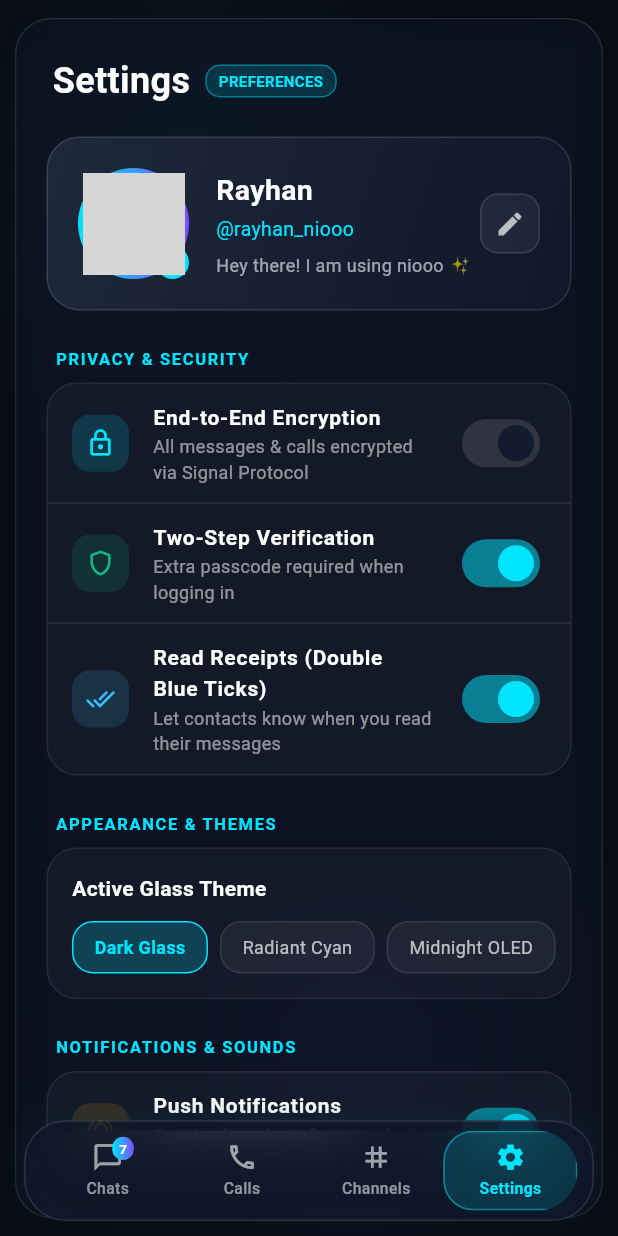
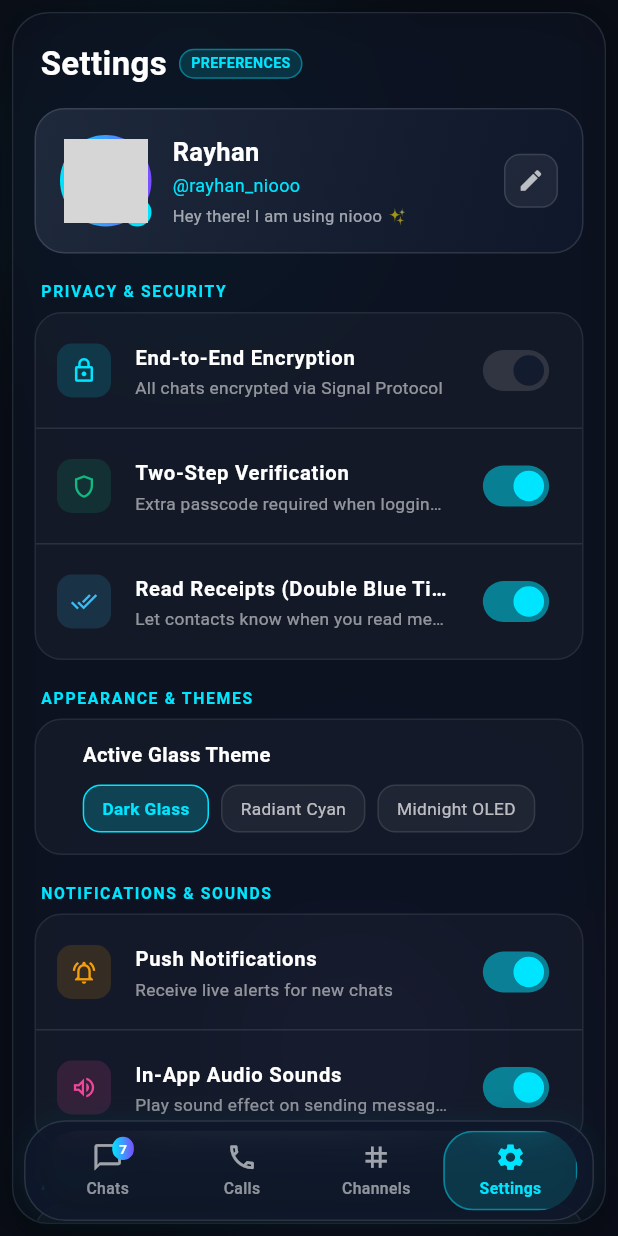
Before and after one commit to niooon-com/flutter-web-live, a Flutter app: the screen it shows after launch, item 4 of the bottom bar chosen, on a phone screen of 412 x 824 dp. Run offline on Flutter 3.47's test engine with Material 3 defaults, Android fonts, the phone set to English and light mode, and no system bars; network calls fail; grey boxes are pictures that could not be loaded.

Commit message:
feat: sync lib/pages/settings_page.dart

```diff
--- a/lib/pages/settings_page.dart
+++ b/lib/pages/settings_page.dart
@@ -18,26 +18,26 @@ class _SettingsPageState extends State<SettingsPage> {
   @override
   Widget build(BuildContext context) {
     return GlassContainer(
-      margin: const EdgeInsets.symmetric(vertical: 12, horizontal: 10),
+      margin: const EdgeInsets.symmetric(vertical: 8, horizontal: 8),
       child: Column(
         crossAxisAlignment: CrossAxisAlignment.start,
         children: [
           // Header
           Padding(
-            padding: const EdgeInsets.fromLTRB(24, 24, 24, 16),
+            padding: const EdgeInsets.fromLTRB(18, 18, 18, 12),
             child: Row(
               children: [
                 const Text(
                   "Settings",
                   style: TextStyle(
-                    fontSize: 24,
+                    fontSize: 22,
                     fontWeight: FontWeight.bold,
                     color: Colors.white,
                   ),
                 ),
-                const SizedBox(width: 10),
+                const SizedBox(width: 8),
                 Container(
-                  padding: const EdgeInsets.symmetric(horizontal: 8, vertical: 3),
+                  padding: const EdgeInsets.symmetric(horizontal: 7, vertical: 2),
                   decoration: BoxDecoration(
                     color: const Color(0xFF00E5FF).withValues(alpha: 0.15),
                     borderRadius: BorderRadius.circular(10),
@@ -47,7 +47,7 @@ class _SettingsPageState extends State<SettingsPage> {
                     "PREFERENCES",
                     style: TextStyle(
                       color: Color(0xFF00E5FF),
-                      fontSize: 10,
+                      fontSize: 9.5,
                       fontWeight: FontWeight.bold,
                     ),
                   ),
@@ -59,18 +59,18 @@ class _SettingsPageState extends State<SettingsPage> {
           // Scrollable Settings Sections
           Expanded(
             child: ListView(
-              padding: const EdgeInsets.symmetric(horizontal: 20, vertical: 4),
+              padding: const EdgeInsets.fromLTRB(14, 2, 14, 85),
               children: [
                 // Profile Card
                 Container(
-                  padding: const EdgeInsets.all(20),
+                  padding: const EdgeInsets.all(16),
                   decoration: BoxDecoration(
                     gradient: const LinearGradient(
                       colors: [Color(0xFF1E293B), Color(0xFF0F172A)],
                       begin: Alignment.topLeft,
                       end: Alignment.bottomRight,
                     ),
-                    borderRadius: BorderRadius.circular(22),
+                    borderRadius: BorderRadius.circular(20),
                     border: Border.all(color: Colors.white.withValues(alpha: 0.12)),
                   ),
                   child: Row(
@@ -78,15 +78,15 @@ class _SettingsPageState extends State<SettingsPage> {
                       Stack(
                         children: [
                           Container(
-                            padding: const EdgeInsets.all(3),
-                            decoration: BoxDecoration(
+                            padding: const EdgeInsets.all(2.5),
+                            decoration: const BoxDecoration(
                               shape: BoxShape.circle,
-                              gradient: const LinearGradient(
+                              gradient: LinearGradient(
                                 colors: [Color(0xFF00E5FF), Color(0xFF7C4DFF)],
                               ),
                             ),
                             child: const CircleAvatar(
-                              radius: 34,
+                              radius: 28,
                               backgroundImage: NetworkImage(
                                 "https://images.unsplash.com/photo-1535713875002-d1d0cf377fde?w=150",
                               ),
@@ -96,38 +96,44 @@ class _SettingsPageState extends State<SettingsPage> {
                             right: 0,
                             bottom: 0,
                             child: Container(
-                              padding: const EdgeInsets.all(4),
+                              padding: const EdgeInsets.all(3.5),
                               decoration: const BoxDecoration(
                                 color: Color(0xFF00E5FF),
                                 shape: BoxShape.circle,
                               ),
-                              child: const Icon(Icons.camera_alt, color: Colors.black, size: 14),
+                              child: const Icon(Icons.camera_alt, color: Colors.black, size: 12),
                             ),
                           ),
                         ],
                       ),
-                      const SizedBox(width: 18),
+                      const SizedBox(width: 14),
                       Expanded(
                         child: Column(
                           crossAxisAlignment: CrossAxisAlignment.start,
                           children: const [
                             Text(
                               "Rayhan",
+                              maxLines: 1,
+                              overflow: TextOverflow.ellipsis,
                               style: TextStyle(
                                 color: Colors.white,
-                                fontSize: 19,
+                                fontSize: 17,
                                 fontWeight: FontWeight.bold,
                               ),
                             ),
-                            SizedBox(height: 3),
+                            SizedBox(height: 2),
                             Text(
                               "@rayhan_niooo",
-                              style: TextStyle(color: Color(0xFF00E5FF), fontSize: 13),
+                              maxLines: 1,
+                              overflow: TextOverflow.ellipsis,
+                              style: TextStyle(color: Color(0xFF00E5FF), fontSize: 12),
                             ),
-                            SizedBox(height: 6),
+                            SizedBox(height: 4),
                             Text(
                               "Hey there! I am using niooo ✨",
-                              style: TextStyle(color: Colors.white60, fontSize: 12),
+                              maxLines: 1,
+                              overflow: TextOverflow.ellipsis,
+                              style: TextStyle(color: Colors.white60, fontSize: 11),
                             ),
                           ],
                         ),
@@ -135,13 +141,14 @@ class _SettingsPageState extends State<SettingsPage> {
                       GlassIconButton(
                         icon: Icons.edit,
                         tooltip: "Edit Profile",
+                        size: 36,
                         onTap: () {},
                       ),
                     ],
                   ),
                 ),
 
-                const SizedBox(height: 24),
+                const SizedBox(height: 18),
 
                 // Section: Privacy & Security
                 _sectionTitle("PRIVACY & SECURITY"),
@@ -150,9 +157,9 @@ class _SettingsPageState extends State<SettingsPage> {
                     icon: Icons.lock_outline,
                     iconColor: const Color(0xFF00E5FF),
                     title: "End-to-End Encryption",
-                    subtitle: "All messages & calls encrypted via Signal Protocol",
+                    subtitle: "All chats encrypted via Signal Protocol",
                     value: true,
-                    onChanged: null, // Always locked on
+                    onChanged: null,
                   ),
                   const Divider(height: 1, color: Colors.white10),
                   _switchTile(
@@ -168,28 +175,30 @@ class _SettingsPageState extends State<SettingsPage> {
                     icon: Icons.done_all,
                     iconColor: const Color(0xFF38BDF8),
                     title: "Read Receipts (Double Blue Ticks)",
-                    subtitle: "Let contacts know when you read their messages",
+                    subtitle: "Let contacts know when you read messages",
                     value: _readReceipts,
                     onChanged: (val) => setState(() => _readReceipts = val),
                   ),
                 ]),
 
-                const SizedBox(height: 24),
+                const SizedBox(height: 18),
 
                 // Section: Appearance & Glass Themes
                 _sectionTitle("APPEARANCE & THEMES"),
                 _settingsCard([
                   Padding(
-                    padding: const EdgeInsets.all(16),
+                    padding: const EdgeInsets.all(14),
                     child: Column(
                       crossAxisAlignment: CrossAxisAlignment.start,
                       children: [
                         const Text(
                           "Active Glass Theme",
-                          style: TextStyle(color: Colors.white, fontWeight: FontWeight.w600, fontSize: 14),
+                          style: TextStyle(color: Colors.white, fontWeight: FontWeight.w600, fontSize: 13.5),
                         ),
-                        const SizedBox(height: 12),
-                        Row(
+                        const SizedBox(height: 10),
+                        SingleChildScrollView(
+                          scrollDirection: Axis.horizontal,
+                          child: Row(
                             children: [
                               _themeChip("Dark Glass"),
                               const SizedBox(width: 8),
@@ -198,12 +207,13 @@ class _SettingsPageState extends State<SettingsPage> {
                               _themeChip("Midnight OLED"),
                             ],
                           ),
+                        ),
                       ],
                     ),
                   ),
                 ]),
 
-                const SizedBox(height: 24),
+                const SizedBox(height: 18),
 
                 // Section: Notifications & Sounds
                 _sectionTitle("NOTIFICATIONS & SOUNDS"),
@@ -212,7 +222,7 @@ class _SettingsPageState extends State<SettingsPage> {
                     icon: Icons.notifications_active_outlined,
                     iconColor: const Color(0xFFF59E0B),
                     title: "Push Notifications",
-                    subtitle: "Receive live alerts for new chats and calls",
+                    subtitle: "Receive live alerts for new chats",
                     value: _notifications,
                     onChanged: (val) => setState(() => _notifications = val),
                   ),
@@ -221,59 +231,63 @@ class _SettingsPageState extends State<SettingsPage> {
                     icon: Icons.volume_up_outlined,
                     iconColor: const Color(0xFFEC4899),
                     title: "In-App Audio Sounds",
-                    subtitle: "Play sound effect on sending and receiving messages",
+                    subtitle: "Play sound effect on sending messages",
                     value: _soundEnabled,
                     onChanged: (val) => setState(() => _soundEnabled = val),
                   ),
                 ]),
 
-                const SizedBox(height: 24),
+                const SizedBox(height: 18),
 
                 // Section: About niooo
                 _sectionTitle("ABOUT"),
                 Container(
-                  padding: const EdgeInsets.all(18),
+                  padding: const EdgeInsets.all(14),
                   decoration: BoxDecoration(
                     color: Colors.white.withValues(alpha: 0.03),
-                    borderRadius: BorderRadius.circular(20),
+                    borderRadius: BorderRadius.circular(18),
                     border: Border.all(color: Colors.white.withValues(alpha: 0.08)),
                   ),
                   child: Row(
                     children: [
                       Container(
-                        width: 44,
-                        height: 44,
+                        width: 40,
+                        height: 40,
                         decoration: BoxDecoration(
                           gradient: const LinearGradient(
                             colors: [Color(0xFF00E5FF), Color(0xFF7C4DFF)],
                           ),
-                          borderRadius: BorderRadius.circular(14),
+                          borderRadius: BorderRadius.circular(12),
                         ),
                         child: const Center(
                           child: Text(
                             "n",
                             style: TextStyle(
                               color: Colors.white,
-                              fontSize: 24,
+                              fontSize: 22,
                               fontWeight: FontWeight.w900,
                               fontFamily: "monospace",
                             ),
                           ),
                         ),
                       ),
-                      const SizedBox(width: 14),
+                      const SizedBox(width: 12),
                       Expanded(
                         child: Column(
                           crossAxisAlignment: CrossAxisAlignment.start,
                           children: const [
                             Text(
                               "niooo for Web & Mobile",
-                              style: TextStyle(color: Colors.white, fontWeight: FontWeight.bold, fontSize: 14),
+                              maxLines: 1,
+                              overflow: TextOverflow.ellipsis,
+                              style: TextStyle(color: Colors.white, fontWeight: FontWeight.bold, fontSize: 13.5),
                             ),
                             SizedBox(height: 2),
                             Text(
-                              "Version 2.0.0 (Build 37018) • Flutter Web WASM",
-                              style: TextStyle(color: Colors.white54, fontSize: 12),
+                              "Version 2.0.0 • Flutter Web WASM",
+                              maxLines: 1,
+                              overflow: TextOverflow.ellipsis,
+                              style: TextStyle(color: Colors.white54, fontSize: 11.5),
                             ),
                           ],
                         ),
@@ -282,7 +296,7 @@ class _SettingsPageState extends State<SettingsPage> {
                   ),
                 ),
 
-                const SizedBox(height: 32),
+                const SizedBox(height: 24),
               ],
             ),
           ),
@@ -293,12 +307,12 @@ class _SettingsPageState extends State<SettingsPage> {
 
   Widget _sectionTitle(String title) {
     return Padding(
-      padding: const EdgeInsets.only(left: 6, bottom: 8),
+      padding: const EdgeInsets.only(left: 4, bottom: 6),
       child: Text(
         title,
         style: const TextStyle(
           color: Color(0xFF00E5FF),
-          fontSize: 11,
+          fontSize: 10.5,
           fontWeight: FontWeight.bold,
           letterSpacing: 1.1,
         ),
@@ -310,7 +324,7 @@ class _SettingsPageState extends State<SettingsPage> {
     return Container(
       decoration: BoxDecoration(
         color: Colors.white.withValues(alpha: 0.03),
-        borderRadius: BorderRadius.circular(20),
+        borderRadius: BorderRadius.circular(18),
         border: Border.all(color: Colors.white.withValues(alpha: 0.08)),
       ),
       child: Column(children: children),
@@ -326,22 +340,35 @@ class _SettingsPageState extends State<SettingsPage> {
     required ValueChanged<bool>? onChanged,
   }) {
     return ListTile(
-      contentPadding: const EdgeInsets.symmetric(horizontal: 16, vertical: 4),
+      contentPadding: const EdgeInsets.symmetric(horizontal: 14, vertical: 2),
       leading: Container(
-        width: 38,
-        height: 38,
+        width: 36,
+        height: 36,
         decoration: BoxDecoration(
           color: iconColor.withValues(alpha: 0.15),
-          borderRadius: BorderRadius.circular(12),
+          borderRadius: BorderRadius.circular(10),
         ),
-        child: Icon(icon, color: iconColor, size: 20),
+        child: Icon(icon, color: iconColor, size: 18),
       ),
-      title: Text(title, style: const TextStyle(color: Colors.white, fontSize: 14, fontWeight: FontWeight.w600)),
-      subtitle: Text(subtitle, style: const TextStyle(color: Colors.white54, fontSize: 12)),
-      trailing: Switch(
+      title: Text(
+        title,
+        maxLines: 1,
+        overflow: TextOverflow.ellipsis,
+        style: const TextStyle(color: Colors.white, fontSize: 13.5, fontWeight: FontWeight.w600),
+      ),
+      subtitle: Text(
+        subtitle,
+        maxLines: 1,
+        overflow: TextOverflow.ellipsis,
+        style: const TextStyle(color: Colors.white54, fontSize: 11.5),
+      ),
+      trailing: Transform.scale(
+        scale: 0.85,
+        child: Switch(
           value: value,
           onChanged: onChanged,
           activeColor: const Color(0xFF00E5FF),
+        ),
       ),
     );
   }
@@ -351,10 +378,10 @@ class _SettingsPageState extends State<SettingsPage> {
     return GestureDetector(
       onTap: () => setState(() => _selectedTheme = label),
       child: Container(
-        padding: const EdgeInsets.symmetric(horizontal: 14, vertical: 8),
+        padding: const EdgeInsets.symmetric(horizontal: 12, vertical: 7),
         decoration: BoxDecoration(
           color: isSelected ? const Color(0xFF00E5FF).withValues(alpha: 0.2) : Colors.white.withValues(alpha: 0.05),
-          borderRadius: BorderRadius.circular(14),
+          borderRadius: BorderRadius.circular(12),
           border: Border.all(
             color: isSelected ? const Color(0xFF00E5FF) : Colors.white.withValues(alpha: 0.1),
           ),
@@ -363,7 +390,7 @@ class _SettingsPageState extends State<SettingsPage> {
           label,
           style: TextStyle(
             color: isSelected ? const Color(0xFF00E5FF) : Colors.white70,
-            fontSize: 12,
+            fontSize: 11.5,
             fontWeight: isSelected ? FontWeight.bold : FontWeight.normal,
           ),
         ),
```
Lines whose indentation alone changed are shown as unchanged.
